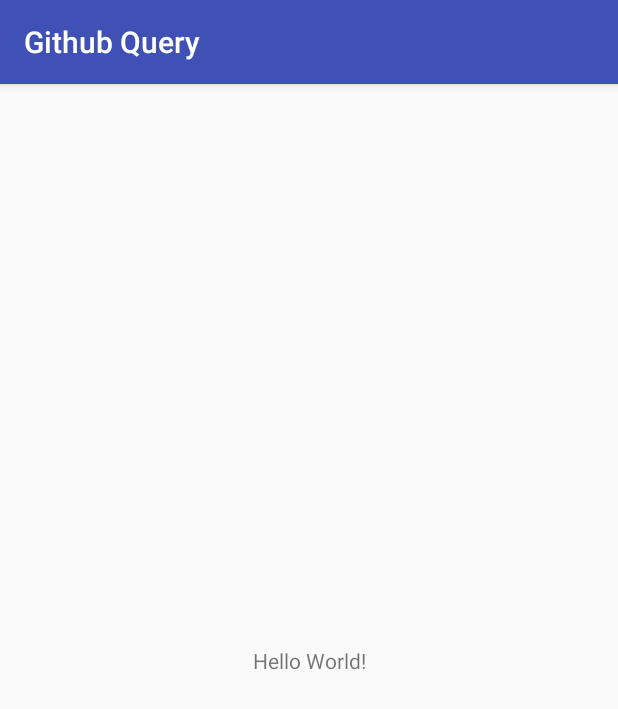
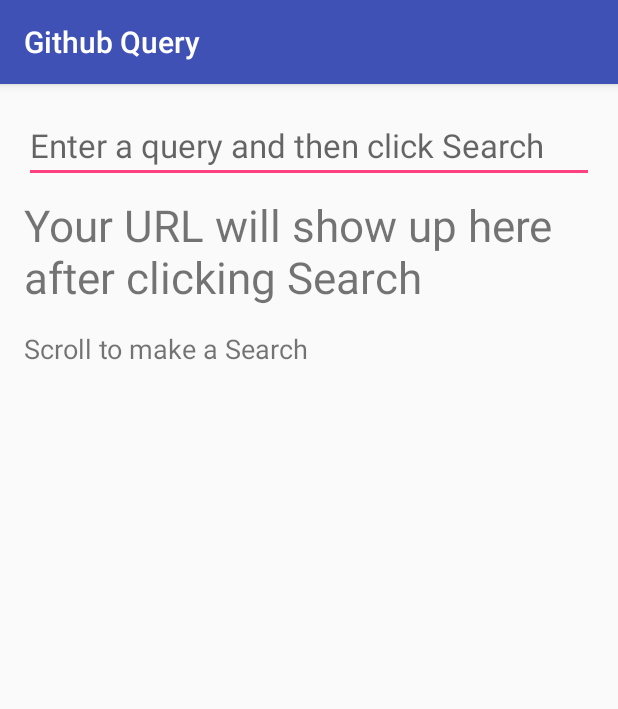
Before and after one commit to kAnavishe/HomeWork, an Android app: the screen it shows after launch (MainActivity), on a phone screen of 412 x 824 dp. Shown: the top 709 px of the screen. Run offline under Robolectric (Android 15) with nearby library versions, the phone set to English and light mode, and no system bars.

Commit message:
update lesson 1

```diff
--- a/GitHubRepoSearch/app/build.gradle
+++ b/GitHubRepoSearch/app/build.gradle
@@ -1,12 +1,12 @@
 apply plugin: 'com.android.application'
 
 android {
-    compileSdkVersion 25
+    compileSdkVersion 30
 
     defaultConfig {
         applicationId "com.example.android.datafrominternet"
-        minSdkVersion 10
-        targetSdkVersion 25
+        minSdkVersion 14
+        targetSdkVersion 30
         versionCode 1
         versionName "1.0"
     }
@@ -19,8 +19,9 @@
 
 dependencies {
     implementation fileTree(dir: 'libs', include: ['*.jar'])
+    //noinspection GradleCompatible
     implementation 'com.android.support:appcompat-v7:25.1.0'
 
     // TODO (32) Remove the ConstraintLayout dependency as we aren't using it for these simple projects
-    implementation 'com.android.support.constraint:constraint-layout:1.0.0-beta4'
+    implementation 'com.android.support.constraint:constraint-layout:2.0.1'
 }
--- a/GitHubRepoSearch/app/src/main/res/layout/activity_main.xml
+++ b/GitHubRepoSearch/app/src/main/res/layout/activity_main.xml
@@ -1,5 +1,4 @@
-<?xml version="1.0" encoding="utf-8"?>
-<!--
+<?xml version="1.0" encoding="utf-8"?><!--
   Copyright (C) 2016 The Android Open Source Project
 
   Licensed under the Apache License, Version 2.0 (the "License");
@@ -15,49 +14,40 @@
   limitations under the License.
 -->
 
-<!--TODO (1) Change the ConstraintLayout to a LinearLayout-->
-<!--TODO (2) Make the orientation vertical-->
-<!--TODO (3) Give left, right, and top padding of 16dp-->
-<!--TODO (4) Remove the line that declares the id, we don't need it-->
-<!--TODO (5) Remove the xmlns:app declaration, we don't need that anymore-->
-<android.support.constraint.ConstraintLayout
-    xmlns:android="http://schemas.android.com/apk/res/android"
-    xmlns:app="http://schemas.android.com/apk/res-auto"
-    android:id="@+id/activity_main"
+
+<LinearLayout xmlns:android="http://schemas.android.com/apk/res/android"
     android:layout_width="match_parent"
-    android:layout_height="match_parent">
+    android:layout_height="match_parent"
+    android:orientation="vertical"
+    android:paddingLeft="16dp"
+    android:paddingTop="16dp"
+    android:paddingRight="16dp">
 
-    <!--TODO (6) Delete this TextView-->
+    <EditText
+        android:id="@+id/et_search_box"
+        android:layout_width="match_parent"
+        android:layout_height="wrap_content"
+        android:hint="@string/enter_a_query_and_then_click_search"
+        android:textSize="22sp" />
+
     <TextView
+        android:id="@+id/tv_url_display"
         android:layout_width="wrap_content"
         android:layout_height="wrap_content"
-        android:text="Hello World!"
-        app:layout_constraintBottom_toBottomOf="@+id/activity_main"
-        app:layout_constraintLeft_toLeftOf="@+id/activity_main"
-        app:layout_constraintRight_toRightOf="@+id/activity_main"
-        app:layout_constraintTop_toTopOf="@+id/activity_main" />
+        android:layout_marginTop="8dp"
+        android:text="@string/your_url_will_show_up_here_after_clicking_search"
+        android:textSize="29sp" />
 
-    <!--TODO (7) Add an EditText-->
-    <!--TODO (8) Give the EditText an id of @+id/et_search_box-->
-    <!--TODO (9) Set the text size to 22sp-->
-    <!--TODO (10) Set the width to match_parent and the height to wrap_content-->
-    <!--TODO (11) Provide a hint telling the user to enter a query and then click search-->
+    <ScrollView
+        android:layout_width="match_parent"
+        android:layout_height="wrap_content"
+        android:layout_marginTop="16dp">
 
-    <!--TODO (12) Add a TextView-->
-    <!--TODO (13) Give the TextView an id of @+id/tv_url_display-->
-    <!--TODO (14) Set the text size to 22sp-->
-    <!--TODO (15) Set the width to wrap_content and the height to wrap_content-->
-    <!--TODO (16) Give the TextView a top margin of 8dp-->
-    <!--TODO (17) Set the text to tell the user their search URL will show up here when they click search-->
-
-    <!--TODO (18) Add a ScrollView-->
-    <!--TODO (19) Set the width to match_parent and the height to wrap_content-->
-    <!--TODO (20) Set the top margin to 16dp-->
-
-        <!--TODO (21) Within the ScrollView, add a TextView-->
-        <!--TODO (22) Give the TextView an id of @+id/tv_github_search_results_json-->
-        <!--TODO (23) Set the text size to 18sp-->
-        <!--TODO (24) Set the height and width to wrap_content-->
-        <!--TODO (25) Set the text to something that tells the user to make a search-->
-
-</android.support.constraint.ConstraintLayout>
+        <TextView
+            android:id="@+id/tv_github_search_results_json"
+            android:layout_width="wrap_content"
+            android:layout_height="wrap_content"
+            android:text="@string/scroll_to_make_a_search"
+            android:textSize="18sp" />
+    </ScrollView>
+</LinearLayout>
--- a/GitHubRepoSearch/app/src/main/res/values/strings.xml
+++ b/GitHubRepoSearch/app/src/main/res/values/strings.xml
@@ -15,4 +15,7 @@
   -->
 <resources>
     <string name="app_name">Github Query</string>
+    <string name="enter_a_query_and_then_click_search">Enter a query and then click Search</string>
+    <string name="your_url_will_show_up_here_after_clicking_search">Your URL will show up here after clicking Search</string>
+    <string name="scroll_to_make_a_search">Scroll to make a Search</string>
 </resources>
--- a/GitHubRepoSearch/build.gradle
+++ b/GitHubRepoSearch/build.gradle
@@ -6,7 +6,7 @@
         jcenter()
     }
     dependencies {
-        classpath 'com.android.tools.build:gradle:3.2.1'
+        classpath 'com.android.tools.build:gradle:4.0.2'
 
         // NOTE: Do not place your application dependencies here; they belong
         // in the individual module build.gradle files
```
Also changed, not shown: GitHubRepoSearch/gradle/wrapper/gradle-wrapper.properties.
